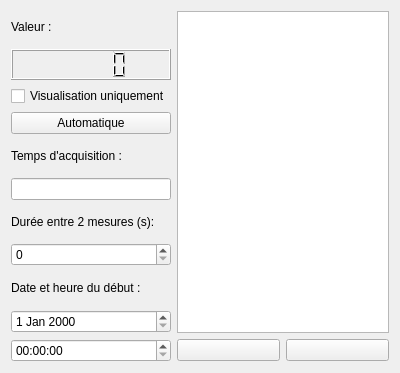
lna44700/gexao51, file F_Sonde.ui: the form before one commit.
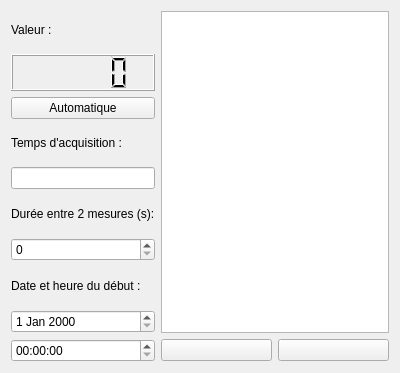
The form after the commit.

```diff
--- a/F_Sonde.ui
+++ b/F_Sonde.ui
@@ -32,41 +32,37 @@
    <string>Acquisition</string>
   </property>
   <layout class="QGridLayout" name="gridLayout">
-   <item row="5" column="0">
+   <item row="6" column="0">
+    <widget class="QSpinBox" name="spIntervalle"/>
+   </item>
+   <item row="4" column="0">
     <widget class="QLineEdit" name="leTpsAcquisition"/>
    </item>
-   <item row="0" column="1" rowspan="10" colspan="2">
+   <item row="0" column="1" rowspan="9" colspan="2">
     <widget class="QTableView" name="tvValeurs"/>
    </item>
    <item row="2" column="0">
-    <widget class="QCheckBox" name="cbModeVisualisation">
-     <property name="text">
-      <string>Visualisation uniquement</string>
-     </property>
-    </widget>
-   </item>
-   <item row="3" column="0">
     <widget class="QPushButton" name="btnModeAcquisition">
      <property name="text">
       <string>Automatique</string>
      </property>
     </widget>
    </item>
-   <item row="4" column="0">
+   <item row="3" column="0">
     <widget class="QLabel" name="tlTpsAcquisition">
      <property name="text">
       <string>Temps d'acquisition :</string>
      </property>
     </widget>
    </item>
-   <item row="8" column="0">
+   <item row="7" column="0">
     <widget class="QLabel" name="tlDateHeure">
      <property name="text">
       <string>Date et heure du début :</string>
      </property>
     </widget>
    </item>
-   <item row="6" column="0">
+   <item row="5" column="0">
     <widget class="QLabel" name="tlIntervalle">
      <property name="text">
       <string>Durée entre 2 mesures (s):</string>
@@ -83,29 +79,26 @@
    <item row="1" column="0">
     <widget class="QLCDNumber" name="lcdValeur"/>
    </item>
-   <item row="10" column="1">
+   <item row="9" column="1">
     <widget class="QPushButton" name="btnLancer">
      <property name="text">
       <string/>
      </property>
     </widget>
    </item>
-   <item row="9" column="0">
+   <item row="8" column="0">
     <widget class="QDateEdit" name="deDateAcquisition"/>
    </item>
-   <item row="10" column="2">
+   <item row="9" column="2">
     <widget class="QPushButton" name="btnStopper">
      <property name="text">
       <string/>
      </property>
     </widget>
    </item>
-   <item row="10" column="0">
+   <item row="9" column="0">
     <widget class="QTimeEdit" name="tiHeureAcquisition"/>
    </item>
-   <item row="7" column="0">
-    <widget class="QSpinBox" name="spIntervalle"/>
-   </item>
   </layout>
  </widget>
  <resources/>
```
